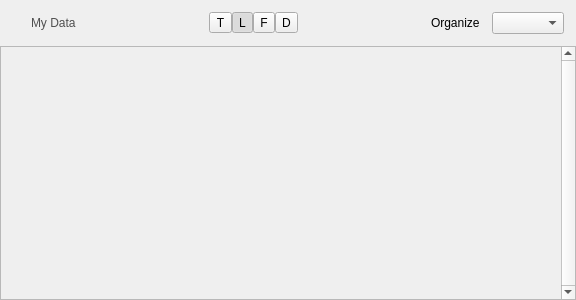
This is source/ui/AMDataView.ui in acquaman/acquaman as Qt 5 draws it before an edit. The edited form follows.
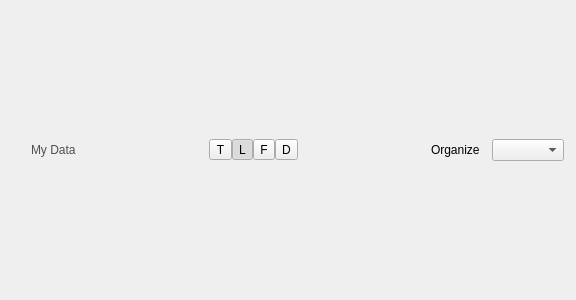
This is the edited form. Icons and pictures are not drawn.

Commit message: non-building commit... prior to switching AMDataView to a single large QGraphicsView

```diff
--- a/source/ui/AMDataView.ui
+++ b/source/ui/AMDataView.ui
@@ -149,29 +149,6 @@
      </item>
     </layout>
    </item>
-   <item>
-    <widget class="QScrollArea" name="scrollArea_">
-     <property name="verticalScrollBarPolicy">
-      <enum>Qt::ScrollBarAlwaysOn</enum>
-     </property>
-     <property name="horizontalScrollBarPolicy">
-      <enum>Qt::ScrollBarAlwaysOff</enum>
-     </property>
-     <property name="widgetResizable">
-      <bool>true</bool>
-     </property>
-     <widget class="QWidget" name="scrollAreaWidget_">
-      <property name="geometry">
-       <rect>
-        <x>0</x>
-        <y>0</y>
-        <width>557</width>
-        <height>236</height>
-       </rect>
-      </property>
-     </widget>
-    </widget>
-   </item>
   </layout>
  </widget>
  <resources>
```
The commit also changes 17 other files.
